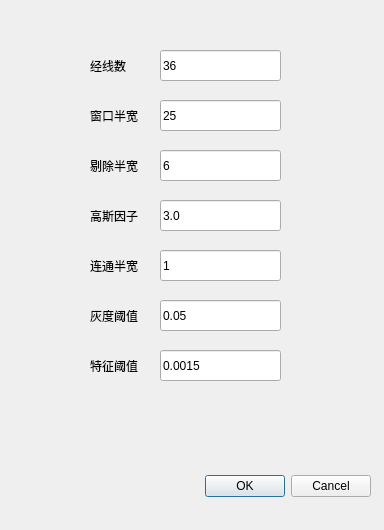
Before: the Qt Designer form beta/uidlg.ui in tankebuaa/Calibration, drawn with Qt 5.
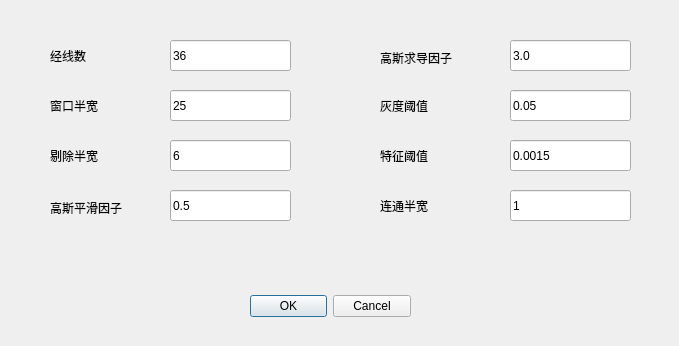
After: the same form once the commit is applied.

```diff
--- a/beta/uidlg.ui
+++ b/beta/uidlg.ui
@@ -6,8 +6,8 @@
    <rect>
     <x>0</x>
     <y>0</y>
-    <width>384</width>
-    <height>530</height>
+    <width>679</width>
+    <height>346</height>
    </rect>
   </property>
   <property name="sizePolicy">
@@ -22,9 +22,9 @@
   <widget class="QDialogButtonBox" name="buttonBox">
    <property name="geometry">
     <rect>
-     <x>30</x>
-     <y>470</y>
-     <width>341</width>
+     <x>250</x>
+     <y>290</y>
+     <width>161</width>
      <height>32</height>
     </rect>
    </property>
@@ -38,8 +38,8 @@
   <widget class="QLabel" name="numberLabel">
    <property name="geometry">
     <rect>
-     <x>90</x>
-     <y>60</y>
+     <x>50</x>
+     <y>50</y>
      <width>54</width>
      <height>12</height>
     </rect>
@@ -51,8 +51,8 @@
   <widget class="QLineEdit" name="numberEdit">
    <property name="geometry">
     <rect>
-     <x>160</x>
-     <y>50</y>
+     <x>170</x>
+     <y>40</y>
      <width>121</width>
      <height>31</height>
     </rect>
@@ -64,8 +64,8 @@
   <widget class="QLabel" name="wndrLabel">
    <property name="geometry">
     <rect>
-     <x>90</x>
-     <y>110</y>
+     <x>50</x>
+     <y>100</y>
      <width>54</width>
      <height>12</height>
     </rect>
@@ -77,8 +77,8 @@
   <widget class="QLineEdit" name="wndrEdit">
    <property name="geometry">
     <rect>
-     <x>160</x>
-     <y>100</y>
+     <x>170</x>
+     <y>90</y>
      <width>121</width>
      <height>31</height>
     </rect>
@@ -90,8 +90,8 @@
   <widget class="QLabel" name="delrLabel">
    <property name="geometry">
     <rect>
-     <x>90</x>
-     <y>160</y>
+     <x>50</x>
+     <y>150</y>
      <width>54</width>
      <height>12</height>
     </rect>
@@ -103,8 +103,8 @@
   <widget class="QLineEdit" name="delrEdit">
    <property name="geometry">
     <rect>
-     <x>160</x>
-     <y>150</y>
+     <x>170</x>
+     <y>140</y>
      <width>121</width>
      <height>31</height>
     </rect>
@@ -116,8 +116,8 @@
   <widget class="QLabel" name="crLabel">
    <property name="geometry">
     <rect>
-     <x>90</x>
-     <y>260</y>
+     <x>380</x>
+     <y>200</y>
      <width>54</width>
      <height>12</height>
     </rect>
@@ -129,8 +129,8 @@
   <widget class="QLineEdit" name="crEdit">
    <property name="geometry">
     <rect>
-     <x>160</x>
-     <y>250</y>
+     <x>510</x>
+     <y>190</y>
      <width>121</width>
      <height>31</height>
     </rect>
@@ -142,8 +142,8 @@
   <widget class="QLabel" name="gthLabel">
    <property name="geometry">
     <rect>
-     <x>90</x>
-     <y>310</y>
+     <x>380</x>
+     <y>100</y>
      <width>54</width>
      <height>12</height>
     </rect>
@@ -155,8 +155,8 @@
   <widget class="QLineEdit" name="gthEdit">
    <property name="geometry">
     <rect>
-     <x>160</x>
-     <y>300</y>
+     <x>510</x>
+     <y>90</y>
      <width>121</width>
      <height>31</height>
     </rect>
@@ -168,8 +168,8 @@
   <widget class="QLabel" name="ethLabel">
    <property name="geometry">
     <rect>
-     <x>90</x>
-     <y>360</y>
+     <x>380</x>
+     <y>150</y>
      <width>54</width>
      <height>12</height>
     </rect>
@@ -181,8 +181,8 @@
   <widget class="QLineEdit" name="ethEdit">
    <property name="geometry">
     <rect>
-     <x>160</x>
-     <y>350</y>
+     <x>510</x>
+     <y>140</y>
      <width>121</width>
      <height>31</height>
     </rect>
@@ -194,21 +194,21 @@
   <widget class="QLabel" name="hgLabel">
    <property name="geometry">
     <rect>
-     <x>90</x>
-     <y>210</y>
-     <width>54</width>
-     <height>12</height>
+     <x>380</x>
+     <y>50</y>
+     <width>91</width>
+     <height>16</height>
     </rect>
    </property>
    <property name="text">
-    <string>高斯因子</string>
+    <string>高斯求导因子</string>
    </property>
   </widget>
   <widget class="QLineEdit" name="hgEdit">
    <property name="geometry">
     <rect>
-     <x>160</x>
-     <y>200</y>
+     <x>510</x>
+     <y>40</y>
      <width>121</width>
      <height>31</height>
     </rect>
@@ -217,6 +217,32 @@
     <string>3.0</string>
    </property>
   </widget>
+  <widget class="QLabel" name="gslabel">
+   <property name="geometry">
+    <rect>
+     <x>50</x>
+     <y>200</y>
+     <width>81</width>
+     <height>16</height>
+    </rect>
+   </property>
+   <property name="text">
+    <string>高斯平滑因子</string>
+   </property>
+  </widget>
+  <widget class="QLineEdit" name="gsEdit">
+   <property name="geometry">
+    <rect>
+     <x>170</x>
+     <y>190</y>
+     <width>121</width>
+     <height>31</height>
+    </rect>
+   </property>
+   <property name="text">
+    <string>0.5</string>
+   </property>
+  </widget>
  </widget>
  <resources/>
  <connections>
```
